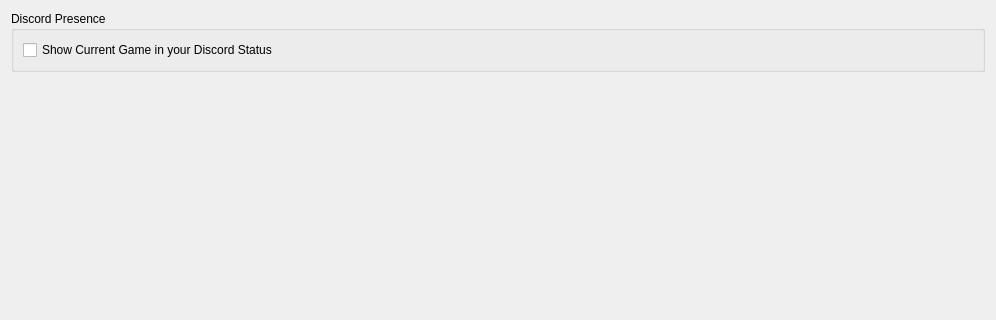
Above: src/citra_qt/configuration/configure_web.ui from amwatson/CitraVR before the change; both pictures show x 0 to 996 and y 0 to 320 of the 996 by 561 pixel window. Below: the same form after it.
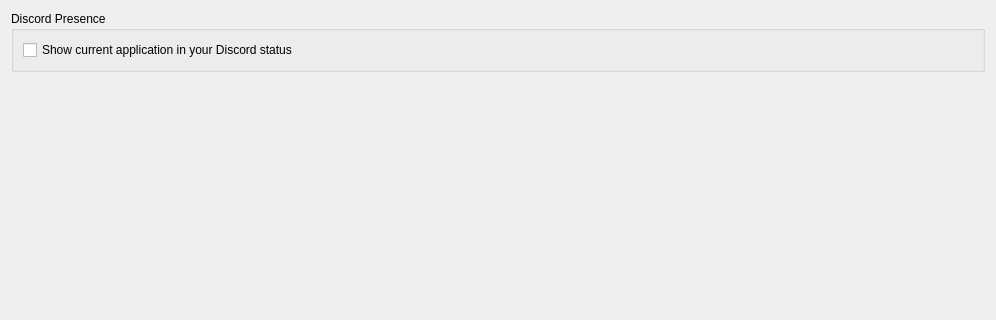
That is the form after the change.

Commit message: Replaced references to games with references to applications

Patch:
```diff
--- a/src/citra_qt/configuration/configure_web.ui
+++ b/src/citra_qt/configuration/configure_web.ui
@@ -23,7 +23,7 @@
       <item>
        <widget class="QCheckBox" name="toggle_discordrpc">
         <property name="text">
-         <string>Show Current Game in your Discord Status</string>
+         <string>Show current application in your Discord status</string>
         </property>
        </widget>
       </item>
```
The commit also changes 28 other files.
